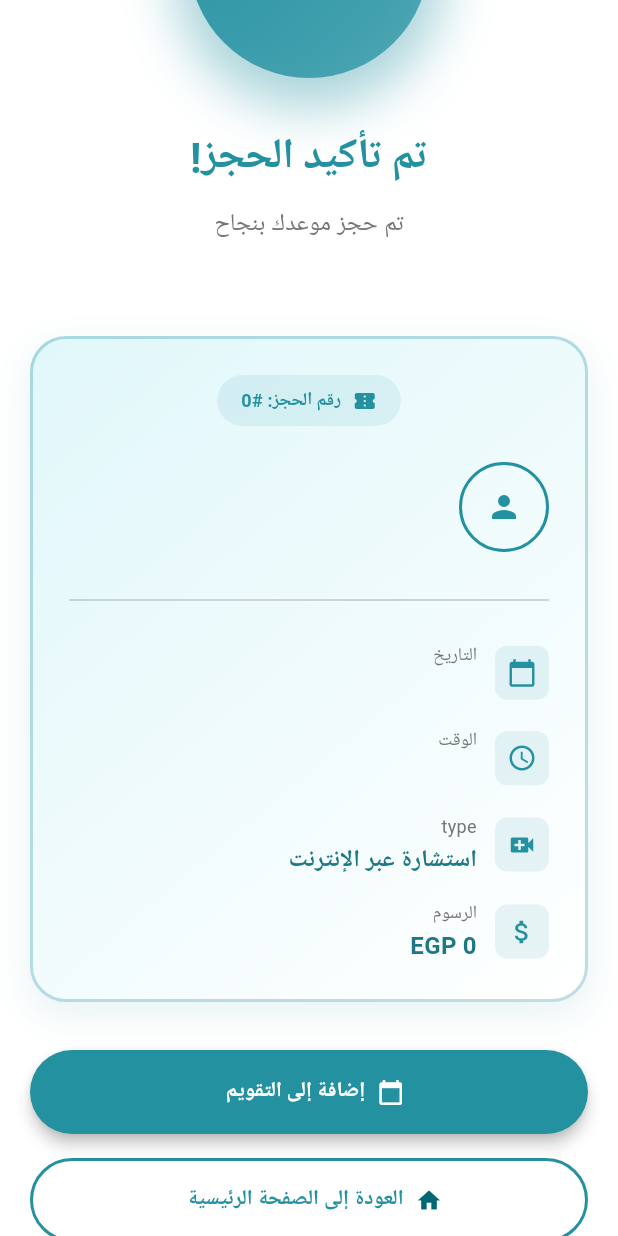
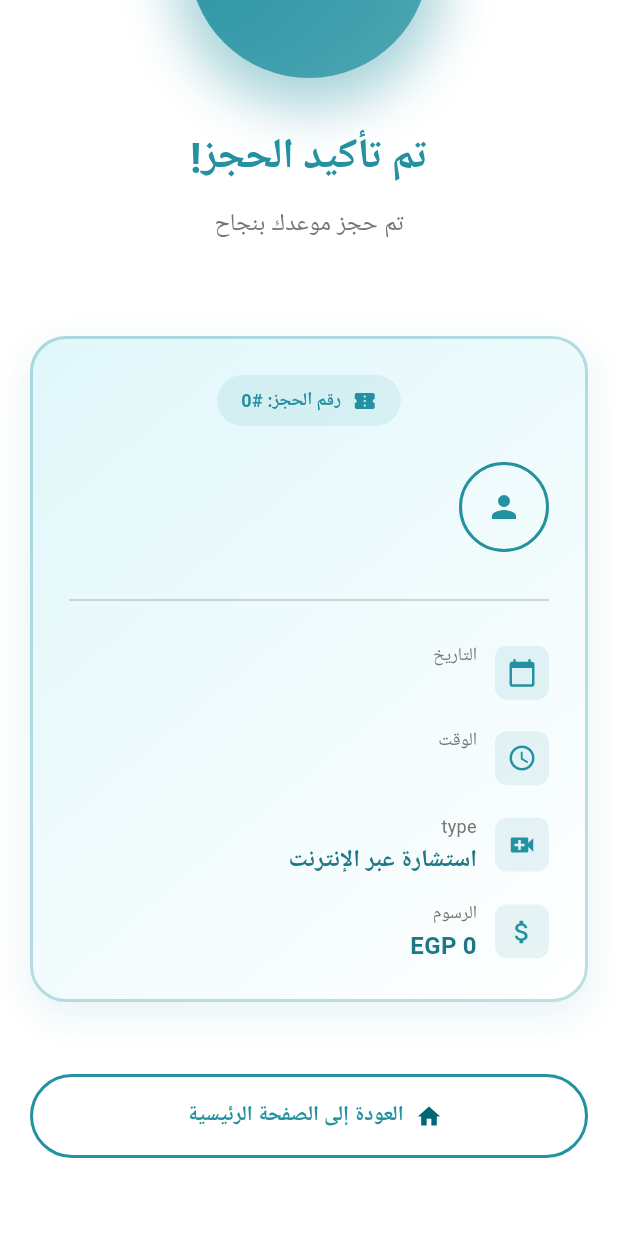
Before and after one commit to amrelngm6/bedaya-app-flutter, a Flutter app: the BookingSuccessPage screen opened directly with empty values, scrolled down 168 dp, on a phone screen of 412 x 824 dp. Run offline on Flutter 3.47's test engine with Material 3 defaults, Android fonts, the phone set to English and light mode, and no system bars; our stand-ins replace device_info_plus, dio, easy_localization, firebase_core, firebase_messaging, flutter_bloc and 16 more; missing offline and left inert: flutter_inappwebview, flutter_paymob_sdk, google_mlkit_text_recognition, html2md, jitsi_meet_flutter_sdk; accounts and stored records are empty; network calls fail; Roboto replaces fonts that are missing (Tajawal).

```diff
--- a/lib/core/modules/bookings/models/appointment_model.dart
+++ b/lib/core/modules/bookings/models/appointment_model.dart
@@ -6,6 +6,7 @@ class AppointmentModel {
     required this.id,
     required this.doctorId,
     required this.doctorName,
+    required this.doctorArabicName,
     required this.doctorSpecialty,
     required this.doctorImageUrl,
     required this.bookingType,
@@ -26,6 +27,7 @@ class AppointmentModel {
   final int id;
   final int doctorId;
   final String doctorName;
+  final String doctorArabicName;
   final String doctorSpecialty;
   final String doctorImageUrl;
 
@@ -57,6 +59,7 @@ class AppointmentModel {
       id: json['id'] as int,
       doctorId: json['doctor']['id'] as int? ?? 0,
       doctorName: json['doctor']['name'] as String? ?? '',
+      doctorArabicName: json['doctor']['arabic_name'] as String? ?? '',
       doctorSpecialty: json['doctor']['category']['name'] as String? ?? '',
       doctorImageUrl: json['doctor']['picture'] as String? ?? '',
       bookingType: json['booking_type'] as String? ?? 'in_person',
--- a/lib/core/modules/bookings/presentation/pages/booking_appointment_page.dart
+++ b/lib/core/modules/bookings/presentation/pages/booking_appointment_page.dart
@@ -470,7 +470,10 @@ class _BookingAppointmentPageState extends State<BookingAppointmentPage>
         setState(() {
           selectedDoctor = doctor;
           _booking.doctorId = doctor.id;
-          _booking.doctorName = doctor.name;
+          _booking.doctorName =
+              Localizations.localeOf(context).languageCode == 'ar'
+              ? doctor.arabicName
+              : doctor.name;
           _booking.doctorSpecialty = doctor.specialty;
           _booking.doctorImageUrl = doctor.imageUrl;
           // Reset schedule when doctor changes
--- a/lib/core/modules/bookings/presentation/pages/booking_success_page.dart
+++ b/lib/core/modules/bookings/presentation/pages/booking_success_page.dart
@@ -271,7 +271,9 @@ class _BookingSuccessPageState extends State<BookingSuccessPage>
                   crossAxisAlignment: CrossAxisAlignment.start,
                   children: [
                     Text(
-                      widget.appointment.doctorName,
+                      Localizations.localeOf(context).languageCode == 'ar'
+                          ? widget.appointment.doctorArabicName
+                          : widget.appointment.doctorName,
                       style: AppStyles.h3.copyWith(fontSize: 18),
                     ),
                     const SizedBox(height: 4),
@@ -593,35 +595,35 @@ class _BookingSuccessPageState extends State<BookingSuccessPage>
   Widget _buildActionButtons() {
     return Column(
       children: [
-        SizedBox(
-          width: double.infinity,
-          height: 56,
-          child: ElevatedButton.icon(
-            onPressed: () {
-              // Add to calendar
-              ScaffoldMessenger.of(context).showSnackBar(
-                SnackBar(
-                  content: Text('Added to calendar'.tr()),
-                  backgroundColor: AppColors.onlineGreen,
-                  behavior: SnackBarBehavior.floating,
-                  shape: RoundedRectangleBorder(
-                    borderRadius: BorderRadius.circular(10),
-                  ),
-                ),
-              );
-            },
-            icon: const Icon(Icons.calendar_today),
-            label: Text('Add to Calendar'.tr(), style: AppStyles.buttonText),
-            style: ElevatedButton.styleFrom(
-              backgroundColor: AppColors.primaryTeal,
-              foregroundColor: Colors.white,
-              shape: RoundedRectangleBorder(
-                borderRadius: BorderRadius.circular(30),
-              ),
-              elevation: 4,
-            ),
-          ),
-        ),
+        // SizedBox(
+        //   width: double.infinity,
+        //   height: 56,
+        //   child: ElevatedButton.icon(
+        //     onPressed: () {
+        //       // Add to calendar
+        //       ScaffoldMessenger.of(context).showSnackBar(
+        //         SnackBar(
+        //           content: Text('Added to calendar'.tr()),
+        //           backgroundColor: AppColors.onlineGreen,
+        //           behavior: SnackBarBehavior.floating,
+        //           shape: RoundedRectangleBorder(
+        //             borderRadius: BorderRadius.circular(10),
+        //           ),
+        //         ),
+        //       );
+        //     },
+        //     icon: const Icon(Icons.calendar_today),
+        //     label: Text('Add to Calendar'.tr(), style: AppStyles.buttonText),
+        //     style: ElevatedButton.styleFrom(
+        //       backgroundColor: AppColors.primaryTeal,
+        //       foregroundColor: Colors.white,
+        //       shape: RoundedRectangleBorder(
+        //         borderRadius: BorderRadius.circular(30),
+        //       ),
+        //       elevation: 4,
+        //     ),
+        //   ),
+        // ),
         const SizedBox(height: 16),
         SizedBox(
           width: double.infinity,
--- a/lib/core/modules/bookings/presentation/widgets/appointment_card.dart
+++ b/lib/core/modules/bookings/presentation/widgets/appointment_card.dart
@@ -16,6 +16,7 @@ class AppointmentCard extends StatelessWidget {
         id: 0,
         doctorId: 1,
         doctorName: '',
+        doctorArabicName: '',
         doctorSpecialty: '',
         doctorImageUrl:
             'https://bedayahospitals.com/uploads/images/ismail-abo-alfotouh-673415398a562.webp',
@@ -180,7 +181,9 @@ class AppointmentCard extends StatelessWidget {
                       crossAxisAlignment: CrossAxisAlignment.start,
                       children: [
                         Text(
-                          appointment!.doctorName,
+                          Localizations.localeOf(context).languageCode == 'ar'
+                              ? appointment!.doctorArabicName
+                              : appointment!.doctorName,
                           style: AppStyles.h3.copyWith(fontSize: 14),
                         ),
                         Text(
--- a/lib/core/modules/doctors/presentation/pages/doctors_list_page.dart
+++ b/lib/core/modules/doctors/presentation/pages/doctors_list_page.dart
@@ -1,6 +1,7 @@
 import 'package:bedaya2/core/di/service_locator.dart';
 import 'package:bedaya2/core/modules/doctors/models/doctor_category.dart';
 import 'package:bedaya2/core/network/network_result.dart';
+import 'package:bedaya2/presentation/widgets/main-navigation.dart';
 import 'package:easy_localization/easy_localization.dart';
 import 'package:flutter/material.dart';
 import 'package:bedaya2/core/theme/colors.dart';
@@ -123,7 +124,10 @@ class _DoctorsListPageState extends State<DoctorsListPage>
         backgroundColor: Colors.white,
         leading: IconButton(
           icon: const Icon(Icons.arrow_back, color: AppColors.textPrimary),
-          onPressed: () => Navigator.pop(context),
+          onPressed: () => Navigator.push(
+            context,
+            MaterialPageRoute(builder: (context) => const MainNavigationPage()),
+          ),
         ),
         title: Text(
           'Our Doctors'.tr(),
--- a/lib/core/modules/meetings/presentation/widgets/meeting_card.dart
+++ b/lib/core/modules/meetings/presentation/widgets/meeting_card.dart
@@ -248,7 +248,9 @@ class MeetingCard extends StatelessWidget {
       final meetingDateTime = DateTime.parse('$date ${meeting!.selectedTime}');
       final now = DateTime.now();
       if (now.isBefore(meetingDateTime) &&
-          !now.isAfter(meetingDateTime.subtract(const Duration(minutes: 10)))) {
+          !now.isAfter(
+            meetingDateTime.subtract(const Duration(minutes: 300)),
+          )) {
         ScaffoldMessenger.of(context).showSnackBar(
           SnackBar(
             duration: const Duration(seconds: 10),
--- a/lib/core/modules/services/presentation/pages/services_list_page.dart
+++ b/lib/core/modules/services/presentation/pages/services_list_page.dart
@@ -1,3 +1,4 @@
+import 'package:bedaya2/presentation/widgets/main-navigation.dart';
 import 'package:bedaya2/core/modules/services/models/hospital_service_model.dart';
 import 'package:easy_localization/easy_localization.dart';
 import 'package:flutter/material.dart';
@@ -82,7 +83,10 @@ class _ServicesListPageState extends State<ServicesListPage>
         backgroundColor: Colors.white,
         leading: IconButton(
           icon: const Icon(Icons.arrow_back, color: AppColors.textPrimary),
-          onPressed: () => Navigator.pop(context),
+          onPressed: () => Navigator.push(
+            context,
+            MaterialPageRoute(builder: (context) => const MainNavigationPage()),
+          ),
         ),
         title: Text(
           'Our Services'.tr(),
--- a/pubspec.yaml
+++ b/pubspec.yaml
@@ -16,7 +16,7 @@ publish_to: 'none' # Remove this line if you wish to publish to pub.dev
 # https://developer.apple.com/library/archive/documentation/General/Reference/InfoPlistKeyReference/Articles/CoreFoundationKeys.html
 # In Windows, build-name is used as the major, minor, and patch parts
 # of the product and file versions while build-number is used as the build suffix.
-version: 1.1.12+29
+version: 1.1.13+30
 
 environment:
   sdk: ">=3.10.8 <4.0.0"
```
Also changed, not shown: assets/translations/ar.json (+6 -5 lines), lib/core/modules/bookings/presentation/pages/booking_details_page.dart (+57 -55 lines), lib/core/modules/services/models/hospital_service_model.dart (+6 -6 lines).
